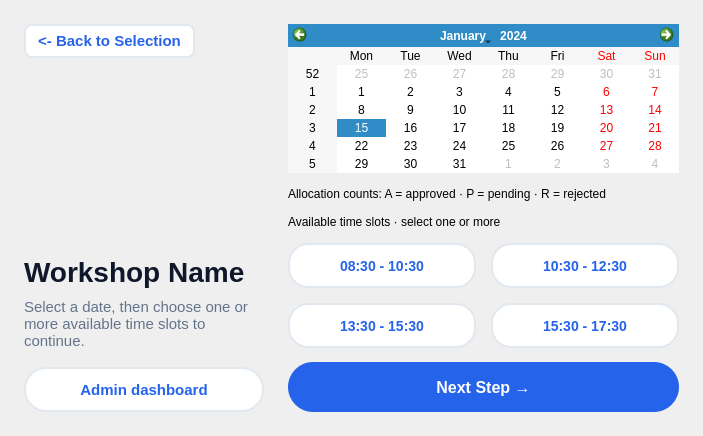
Qt form ui/forms/page2.ui (PPAS-Rashmika/SYNCLAB-Centralized-Workshop-Laboratory-Allocation-Platform) before a commit.
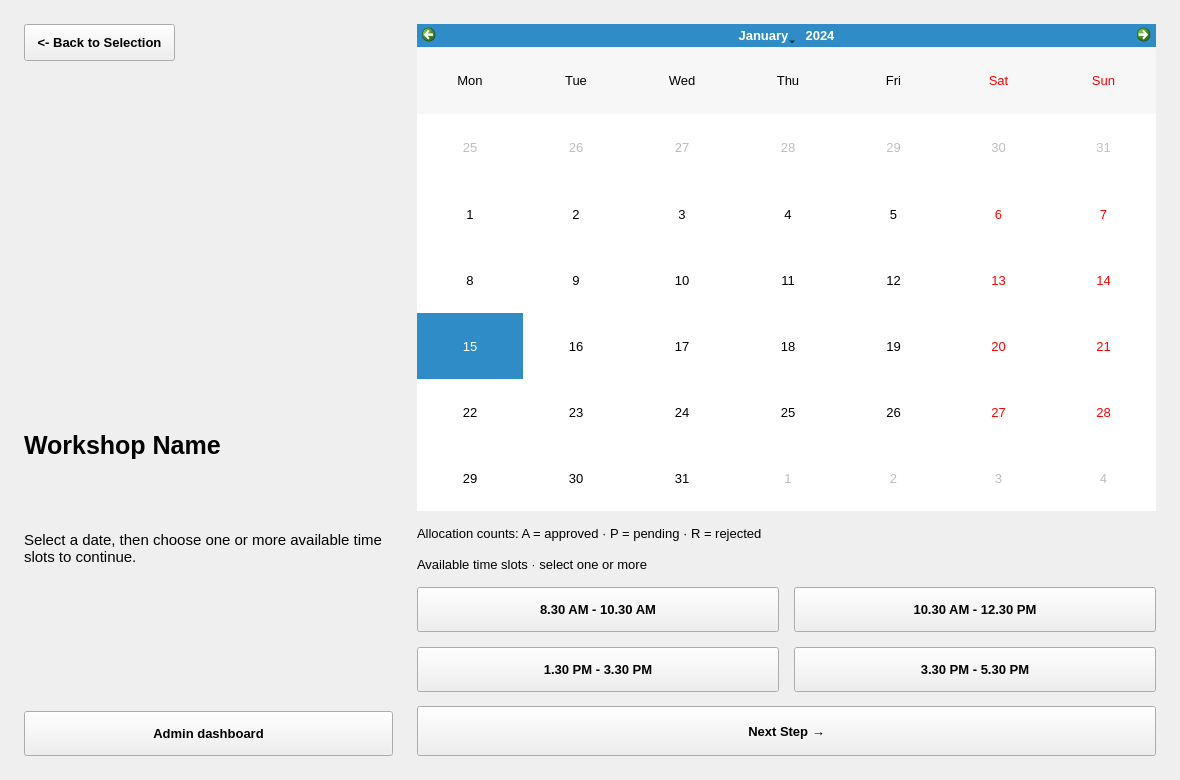
The same form after that commit. Custom widgets are drawn as their Qt base class.

The edit to the form file:
```diff
--- a/ui/forms/page2.ui
+++ b/ui/forms/page2.ui
@@ -2,82 +2,86 @@
 <ui version="4.0">
  <class>Page2</class>
  <widget class="QWidget" name="page2Widget">
-  <layout class="QVBoxLayout" name="verticalLayout_page2">
-   <property name="spacing">
-    <number>16</number>
-   </property>
-   <property name="leftMargin">
-    <number>24</number>
-   </property>
-   <property name="topMargin">
-    <number>24</number>
-   </property>
-   <property name="rightMargin">
-    <number>24</number>
-   </property>
-   <property name="bottomMargin">
-    <number>24</number>
-   </property>
-   <item>
-    <layout class="QHBoxLayout" name="horizontalLayout_page2Content" stretch="1,2">
-     <property name="spacing">
-      <number>24</number>
-     </property>
-     <item>
-      <layout class="QVBoxLayout" name="leftInfoLayout">
-       <property name="spacing">
-        <number>10</number>
-       </property>
-       <item alignment="Qt::AlignLeft|Qt::AlignTop">
+  <property name="font">
+   <font>
+    <family>Segoe UI</family>
+    <pointsize>10</pointsize>
+    <bold>false</bold>
+   </font>
+  </property>
+  <property name="styleSheet">
+   <string notr="true">QWidget { color:#17243B;   }QMainWindow, QStackedWidget, QWidget#page0Widget, QWidget#page1Widget, QWidget#page2Widget, QWidget#page3Widget, QWidget#page4Widget { background:#F4F7FB; }QScrollArea { border:none; background:transparent; } QScrollArea &gt; QWidget &gt; QWidget { background:#F4F7FB; }QScrollArea#cardsScrollArea &gt; QWidget, QWidget#cardsScrollContents { background:transparent; }QLabel { background:transparent; }QLabel#welcomeTitle { color:#52647D;   }QLabel#syncLabTitle {   }QLabel#syncLabSubtitle {   }QLabel#welcomeDesc, QLabel#selectedDescLabel2, QLabel#adminWsDescLbl { color:#52647D;  }QLabel#selectTitleLabel, QLabel#selectedNameLabel2, QLabel#confirmTitleLbl, QLabel#adminWsTitleLbl {   }QLineEdit, QTextEdit, QComboBox { background:#FFFFFF; border:1px solid #D4DEEB; border-radius:7px; padding:8px; selection-background-color:#2563EB; selection-color:white; }QLineEdit:focus, QTextEdit:focus, QComboBox:focus { border:1px solid #2563EB; }QComboBox QAbstractItemView { background:#FFFFFF; color:#17243B; selection-background-color:#2563EB; selection-color:white; }QPushButton { background:#FFFFFF; color:#17243B; border:1px solid #D4DEEB; border-radius:8px; padding:9px 14px;  }QPushButton:hover, QPushButton:focus { background:#EAF2FF; border-color:#2563EB; }QPushButton:pressed { border:2px solid #2563EB; }QPushButton#allocateNowBtn, QPushButton#nextBtn, QPushButton#nextTo3Btn, QPushButton#submitBtn, QPushButton#updateBtn { background:#2563EB; color:white; border:1px solid #2563EB; }QPushButton#allocateNowBtn:hover, QPushButton#nextBtn:hover, QPushButton#nextTo3Btn:hover, QPushButton#submitBtn:hover, QPushButton#updateBtn:hover { background:#1D4ED8; }QPushButton#deleteBtn, QPushButton#adminDelBtn { color:#BE123C; }QPushButton[timeSlot=true] { padding:10px 8px; }QPushButton:checked { background:#2563EB; color:white; border-color:#2563EB; }QPushButton:disabled { background:#F4F7FB; color:#52647D; border:1px solid #D4DEEB; }QPushButton#allocateNowBtn:disabled, QPushButton#nextBtn:disabled, QPushButton#nextTo3Btn:disabled, QPushButton#submitBtn:disabled, QPushButton#updateBtn:disabled, QPushButton#deleteBtn:disabled, QPushButton#adminDelBtn:disabled { background:#F4F7FB; color:#52647D; border:1px solid #D4DEEB; }QFrame#summaryBox { background:#EAF2FF; border:1px solid #D4DEEB; border-radius:10px; }QLabel#summaryDateLbl { color:#2563EB;  }QTableWidget { background:#FFFFFF; alternate-background-color:#F4F7FB; border:1px solid #D4DEEB; gridline-color:#D4DEEB; selection-background-color:#EAF2FF; selection-color:#17243B; }QHeaderView::section { font-weight:600; background:#EAF2FF; color:#17243B; border:none; padding:10px;  }QTableWidget QLineEdit, QTableWidget QComboBox { padding:4px; border-radius:4px; }QCalendarWidget { background:#FFFFFF; border:1px solid #D4DEEB; border-radius:8px; }QCalendarWidget QWidget#qt_calendar_navigationbar { background:#2563EB; }QCalendarWidget QToolButton { font-weight:600; color:white; background:transparent; padding:6px;  }QCalendarWidget QMenu, QCalendarWidget QSpinBox { background:#FFFFFF; color:#17243B; }QCalendarWidget QAbstractItemView { background:#FFFFFF; color:#17243B; selection-background-color:#2563EB; selection-color:white; outline:0; }QToolTip { background:#FFFFFF; color:#17243B; border:1px solid #D4DEEB; padding:6px; }</string>
+  </property>
+  <property name="geometry">
+   <rect>
+    <x>0</x>
+    <y>0</y>
+    <width>1180</width>
+    <height>780</height>
+   </rect>
+  </property>
         <widget class="QPushButton" name="backTo1Btn">
+   <property name="font">
+    <font>
+     <family>Segoe UI</family>
+     <pointsize>10</pointsize>
+     <bold>true</bold>
+    </font>
+   </property>
+   <property name="geometry">
+    <rect>
+     <x>24</x>
+     <y>24</y>
+     <width>151</width>
+     <height>37</height>
+    </rect>
+   </property>
          <property name="text">
           <string>&lt;- Back to Selection</string>
          </property>
          <property name="cursor">
           <cursorShape>PointingHandCursor</cursorShape>
          </property>
-         <property name="styleSheet">
-          <string notr="true">QPushButton { background-color: #FFFFFF; color: #2563EB; font-size: 15px; font-weight: bold; border: 2px solid #E2E8F0; text-align: center; border-radius: 8px; padding: 6px 12px; } QPushButton:hover { background-color: #EFF6FF; border-color: #2563EB; }</string>
-         </property>
-        </widget>
-       </item>
-       <item>
-        <spacer name="vs_img_top">
-         <property name="orientation">
-          <enum>Qt::Vertical</enum>
-         </property>
-         <property name="sizeHint" stdset="0">
-          <size>
-           <width>20</width>
-           <height>15</height>
-          </size>
-         </property>
-        </spacer>
-       </item>
-       <item>
+  </widget>
         <widget class="QLabel" name="selectedImgLabel2">
+   <property name="font">
+    <font>
+     <family>Segoe UI</family>
+     <pointsize>10</pointsize>
+     <bold>false</bold>
+    </font>
+   </property>
+   <property name="geometry">
+    <rect>
+     <x>24</x>
+     <y>261</y>
+     <width>240</width>
+     <height>160</height>
+    </rect>
+   </property>
          <property name="textFormat">
           <enum>Qt::PlainText</enum>
          </property>
-         <property name="minimumSize">
-          <size>
-           <width>240</width>
-           <height>160</height>
-          </size>
-         </property>
-         <property name="maximumSize">
-          <size>
-           <width>240</width>
-           <height>160</height>
-          </size>
-         </property>
          <property name="alignment">
           <set>Qt::AlignCenter</set>
          </property>
         </widget>
-       </item>
-       <item>
         <widget class="QLabel" name="selectedNameLabel2">
+   <property name="font">
+    <font>
+     <family>Segoe UI</family>
+     <pointsize>19</pointsize>
+     <bold>true</bold>
+    </font>
+   </property>
+   <property name="geometry">
+    <rect>
+     <x>24</x>
+     <y>431</y>
+     <width>369</width>
+     <height>90</height>
+    </rect>
+   </property>
          <property name="wordWrap">
           <bool>true</bool>
          </property>
@@ -87,13 +91,26 @@
          <property name="text">
           <string>Workshop Name</string>
          </property>
-         <property name="styleSheet">
-          <string notr="true">font-size: 28px; font-weight: 900; color: #0F172A;</string>
-         </property>
-        </widget>
-       </item>
-       <item>
+   <property name="alignment">
+    <set>Qt::AlignLeading|Qt::AlignLeft|Qt::AlignTop</set>
+   </property>
+  </widget>
         <widget class="QLabel" name="selectedDescLabel2">
+   <property name="font">
+    <font>
+     <family>Segoe UI</family>
+     <pointsize>11</pointsize>
+     <bold>false</bold>
+    </font>
+   </property>
+   <property name="geometry">
+    <rect>
+     <x>24</x>
+     <y>531</y>
+     <width>369</width>
+     <height>105</height>
+    </rect>
+   </property>
          <property name="textFormat">
           <enum>Qt::PlainText</enum>
          </property>
@@ -103,62 +120,69 @@
          <property name="wordWrap">
           <bool>true</bool>
          </property>
-         <property name="styleSheet">
-          <string notr="true">font-size: 15px; color: #64748B; line-height: 1.6;</string>
-         </property>
          <property name="alignment">
           <set>Qt::AlignLeading|Qt::AlignLeft|Qt::AlignTop</set>
          </property>
         </widget>
-       </item>
-       <item>
-        <spacer name="vs_info2">
-         <property name="orientation">
-          <enum>Qt::Vertical</enum>
-         </property>
-        </spacer>
-       </item>
-       <item>
         <widget class="QPushButton" name="adminBtn2">
+   <property name="font">
+    <font>
+     <family>Segoe UI</family>
+     <pointsize>10</pointsize>
+     <bold>true</bold>
+    </font>
+   </property>
+   <property name="geometry">
+    <rect>
+     <x>24</x>
+     <y>711</y>
+     <width>369</width>
+     <height>45</height>
+    </rect>
+   </property>
          <property name="text">
           <string>Admin dashboard</string>
          </property>
-         <property name="minimumSize">
-          <size>
-           <width>0</width>
-           <height>45</height>
-          </size>
-         </property>
          <property name="cursor">
           <cursorShape>PointingHandCursor</cursorShape>
          </property>
-         <property name="styleSheet">
-          <string notr="true">QPushButton { background-color: #FFFFFF; border: 2px solid #E2E8F0; color: #2563EB; border-radius: 22px; font-size: 15px; font-weight: bold; } QPushButton:hover { border-color: #2563EB; background-color: #EFF6FF; }</string>
-         </property>
-        </widget>
-       </item>
-      </layout>
-     </item>
-     <item>
-      <layout class="QVBoxLayout" name="rightCalLayout">
-       <property name="spacing">
-        <number>14</number>
-       </property>
-       <item>
+  </widget>
         <widget class="CustomCalendarWidget" name="calendar">
-         <property name="sizePolicy">
-          <sizepolicy hsizetype="Expanding" vsizetype="Expanding">
-           <horstretch>0</horstretch>
-           <verstretch>0</verstretch>
-          </sizepolicy>
-         </property>
-         <property name="styleSheet">
-          <string notr="true">CustomCalendarWidget { background-color: #FFFFFF; color: #0F172A; border: 1px solid #E2E8F0; border-radius: 12px; } CustomCalendarWidget QAbstractItemView { selection-background-color: #2563EB; selection-color: white; background-color: #FFFFFF; color: #0F172A; border: none; font-size: 14px; outline: none; }</string>
-         </property>
-        </widget>
-       </item>
-       <item>
+   <property name="font">
+    <font>
+     <family>Segoe UI</family>
+     <pointsize>10</pointsize>
+     <bold>false</bold>
+    </font>
+   </property>
+   <property name="verticalHeaderFormat">
+    <enum>QCalendarWidget::NoVerticalHeader</enum>
+   </property>
+   <property name="geometry">
+    <rect>
+     <x>417</x>
+     <y>24</y>
+     <width>739</width>
+     <height>487</height>
+    </rect>
+   </property>
+  </widget>
         <widget class="QLabel" name="calendarLegend">
+   <property name="font">
+    <font>
+     <family>Segoe UI</family>
+     <pointsize>10</pointsize>
+     <bold>false</bold>
+    </font>
+   </property>
+   <property name="geometry">
+    <rect>
+     <x>417</x>
+     <y>525</y>
+     <width>739</width>
+     <height>17</height>
+    </rect>
+   </property>
          <property name="text">
           <string>Allocation counts: A = approved · P = pending · R = rejected</string>
          </property>
@@ -166,9 +190,22 @@
           <bool>true</bool>
          </property>
         </widget>
-       </item>
-       <item>
         <widget class="QLabel" name="timeSlotsLabel">
+   <property name="font">
+    <font>
+     <family>Segoe UI</family>
+     <pointsize>10</pointsize>
+     <bold>false</bold>
+    </font>
+   </property>
+   <property name="geometry">
+    <rect>
+     <x>417</x>
+     <y>556</y>
+     <width>739</width>
+     <height>17</height>
+    </rect>
+   </property>
          <property name="text">
           <string>Available time slots · select one or more</string>
          </property>
@@ -176,138 +213,157 @@
           <bool>true</bool>
          </property>
         </widget>
-       </item>
-       <item>
-        <layout class="QGridLayout" name="timeButtonsLayout">
-         <property name="spacing">
-          <number>15</number>
-         </property>
-         <item row="0" column="0">
           <widget class="QPushButton" name="timeBtn1">
+   <property name="timeSlot" stdset="0">
+    <bool>true</bool>
+   </property>
+   <property name="text">
+    <string>8.30 AM - 10.30 AM</string>
+   </property>
+   <property name="font">
+    <font>
+     <family>Segoe UI</family>
+     <pointsize>10</pointsize>
+     <bold>true</bold>
+    </font>
+   </property>
+   <property name="geometry">
+    <rect>
+     <x>417</x>
+     <y>587</y>
+     <width>362</width>
+     <height>45</height>
+    </rect>
+   </property>
            <property name="toolTip">
             <string>Choose this time slot. You may select more than one.</string>
            </property>
-           <property name="text">
-            <string>08:30 - 10:30</string>
-           </property>
            <property name="checkable">
             <bool>true</bool>
            </property>
-           <property name="minimumSize">
-            <size>
-             <width>0</width>
-             <height>45</height>
-            </size>
-           </property>
            <property name="cursor">
             <cursorShape>PointingHandCursor</cursorShape>
            </property>
-           <property name="styleSheet">
-            <string notr="true">QPushButton { background-color: #FFFFFF; border: 2px solid #E2E8F0; color: #2563EB; border-radius: 20px; font-weight: bold; font-size: 14px; padding: 5px; } QPushButton:hover { border-color: #2563EB; color: #2563EB; background-color: #EFF6FF; } QPushButton:checked { background-color: #2563EB; color: white; border-color: #2563EB; } QPushButton:disabled { background-color: #F1F5F9; border: 2px solid #E2E8F0; color: #94A3B8; }</string>
-           </property>
-          </widget>
-         </item>
-         <item row="0" column="1">
+  </widget>
           <widget class="QPushButton" name="timeBtn2">
+   <property name="timeSlot" stdset="0">
+    <bool>true</bool>
+   </property>
+   <property name="text">
+    <string>10.30 AM - 12.30 PM</string>
+   </property>
+   <property name="font">
+    <font>
+     <family>Segoe UI</family>
+     <pointsize>10</pointsize>
+     <bold>true</bold>
+    </font>
+   </property>
+   <property name="geometry">
+    <rect>
+     <x>794</x>
+     <y>587</y>
+     <width>362</width>
+     <height>45</height>
+    </rect>
+   </property>
            <property name="toolTip">
             <string>Choose this time slot. You may select more than one.</string>
            </property>
-           <property name="text">
-            <string>10:30 - 12:30</string>
-           </property>
            <property name="checkable">
             <bool>true</bool>
            </property>
-           <property name="minimumSize">
-            <size>
-             <width>0</width>
-             <height>45</height>
-            </size>
-           </property>
            <property name="cursor">
             <cursorShape>PointingHandCursor</cursorShape>
            </property>
-           <property name="styleSheet">
-            <string notr="true">QPushButton { background-color: #FFFFFF; border: 2px solid #E2E8F0; color: #2563EB; border-radius: 20px; font-weight: bold; font-size: 14px; padding: 5px; } QPushButton:hover { border-color: #2563EB; color: #2563EB; background-color: #EFF6FF; } QPushButton:checked { background-color: #2563EB; color: white; border-color: #2563EB; } QPushButton:disabled { background-color: #F1F5F9; border: 2px solid #E2E8F0; color: #94A3B8; }</string>
-           </property>
-          </widget>
-         </item>
-         <item row="1" column="0">
+  </widget>
           <widget class="QPushButton" name="timeBtn3">
+   <property name="timeSlot" stdset="0">
+    <bool>true</bool>
+   </property>
+   <property name="text">
+    <string>1.30 PM - 3.30 PM</string>
+   </property>
+   <property name="font">
+    <font>
+     <family>Segoe UI</family>
+     <pointsize>10</pointsize>
+     <bold>true</bold>
+    </font>
+   </property>
+   <property name="geometry">
+    <rect>
+     <x>417</x>
+     <y>647</y>
+     <width>362</width>
+     <height>45</height>
+    </rect>
+   </property>
            <property name="toolTip">
             <string>Choose this time slot. You may select more than one.</string>
            </property>
-           <property name="text">
-            <string>13:30 - 15:30</string>
-           </property>
            <property name="checkable">
             <bool>true</bool>
            </property>
-           <property name="minimumSize">
-            <size>
-             <width>0</width>
-             <height>45</height>
-            </size>
-           </property>
            <property name="cursor">
             <cursorShape>PointingHandCursor</cursorShape>
            </property>
-           <property name="styleSheet">
-            <string notr="true">QPushButton { background-color: #FFFFFF; border: 2px solid #E2E8F0; color: #2563EB; border-radius: 20px; font-weight: bold; font-size: 14px; padding: 5px; } QPushButton:hover { border-color: #2563EB; color: #2563EB; background-color: #EFF6FF; } QPushButton:checked { background-color: #2563EB; color: white; border-color: #2563EB; } QPushButton:disabled { background-color: #F1F5F9; border: 2px solid #E2E8F0; color: #94A3B8; }</string>
-           </property>
-          </widget>
-         </item>
-         <item row="1" column="1">
+  </widget>
           <widget class="QPushButton" name="timeBtn4">
+   <property name="timeSlot" stdset="0">
+    <bool>true</bool>
+   </property>
+   <property name="text">
+    <string>3.30 PM - 5.30 PM</string>
+   </property>
+   <property name="font">
+    <font>
+     <family>Segoe UI</family>
+     <pointsize>10</pointsize>
+     <bold>true</bold>
+    </font>
+   </property>
+   <property name="geometry">
+    <rect>
+     <x>794</x>
+     <y>647</y>
+     <width>362</width>
+     <height>45</height>
+    </rect>
+   </property>
            <property name="toolTip">
             <string>Choose this time slot. You may select more than one.</string>
            </property>
-           <property name="text">
-            <string>15:30 - 17:30</string>
-           </property>
            <property name="checkable">
             <bool>true</bool>
            </property>
-           <property name="minimumSize">
-            <size>
-             <width>0</width>
-             <height>45</height>
-            </size>
-           </property>
            <property name="cursor">
             <cursorShape>PointingHandCursor</cursorShape>
            </property>
-           <property name="styleSheet">
-            <string notr="true">QPushButton { background-color: #FFFFFF; border: 2px solid #E2E8F0; color: #2563EB; border-radius: 20px; font-weight: bold; font-size: 14px; padding: 5px; } QPushButton:hover { border-color: #2563EB; color: #2563EB; background-color: #EFF6FF; } QPushButton:checked { background-color: #2563EB; color: white; border-color: #2563EB; } QPushButton:disabled { background-color: #F1F5F9; border: 2px solid #E2E8F0; color: #94A3B8; }</string>
-           </property>
-          </widget>
-         </item>
-        </layout>
-       </item>
-       <item>
+  </widget>
         <widget class="QPushButton" name="nextTo3Btn">
-         <property name="text">
-          <string>Next Step →</string>
-         </property>
-         <property name="minimumSize">
-          <size>
-           <width>0</width>
+   <property name="font">
+    <font>
+     <family>Segoe UI</family>
+     <pointsize>10</pointsize>
+     <bold>true</bold>
+    </font>
+   </property>
+   <property name="geometry">
+    <rect>
+     <x>417</x>
+     <y>706</y>
+     <width>739</width>
            <height>50</height>
-          </size>
+    </rect>
+   </property>
+   <property name="text">
+    <string>Next Step →</string>
          </property>
          <property name="cursor">
           <cursorShape>PointingHandCursor</cursorShape>
          </property>
-         <property name="styleSheet">
-          <string notr="true">QPushButton { background-color: #2563EB; color: white; border-radius: 25px; font-size: 16px; font-weight: bold; padding: 12px 24px; border: none; } QPushButton:hover { background-color: #1D4ED8; }</string>
-         </property>
-        </widget>
-       </item>
-      </layout>
-     </item>
-    </layout>
-   </item>
-  </layout>
+  </widget>
  </widget>
  <customwidgets>
   <customwidget>
```
Left out of the diff: 4 changed lines with no effect on the pictures. Lines whose indentation alone changed are shown as unchanged.
